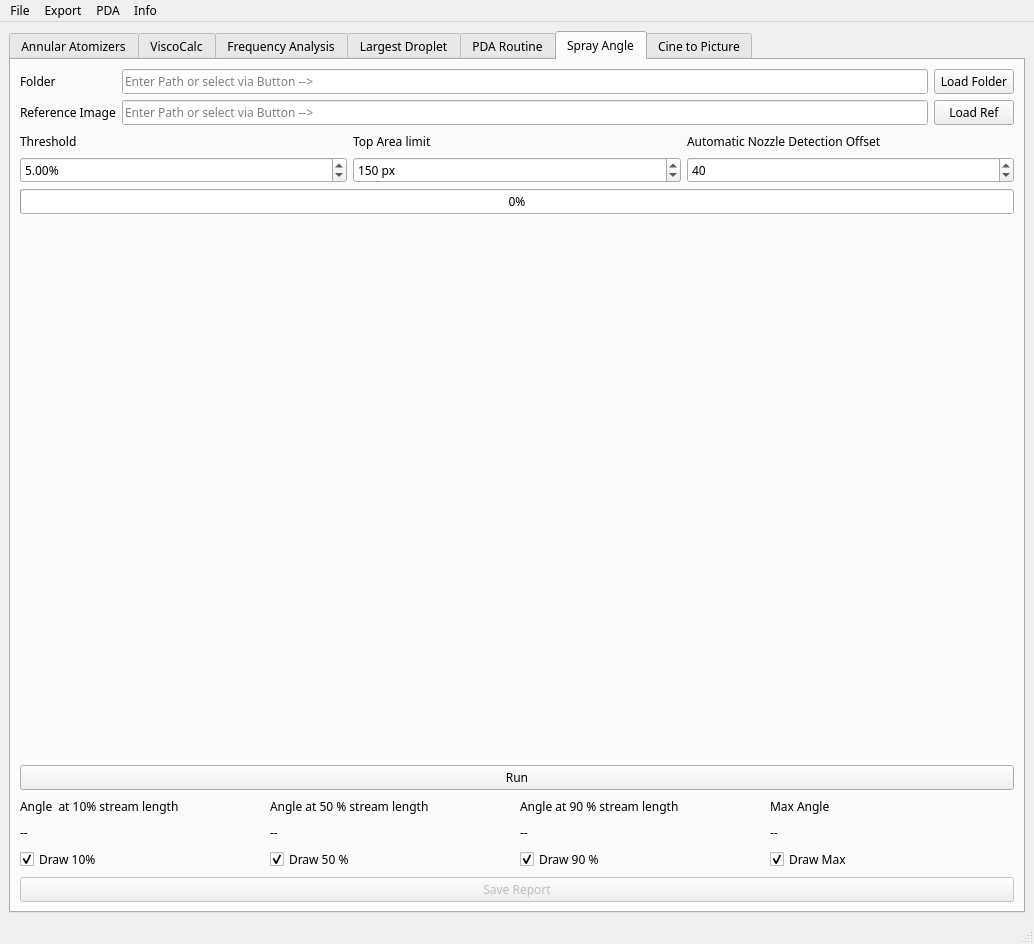
First picture: the form in GUI/mainWindow.ui, repository realize-1337/Atomizer-Toolbox, before the edit.
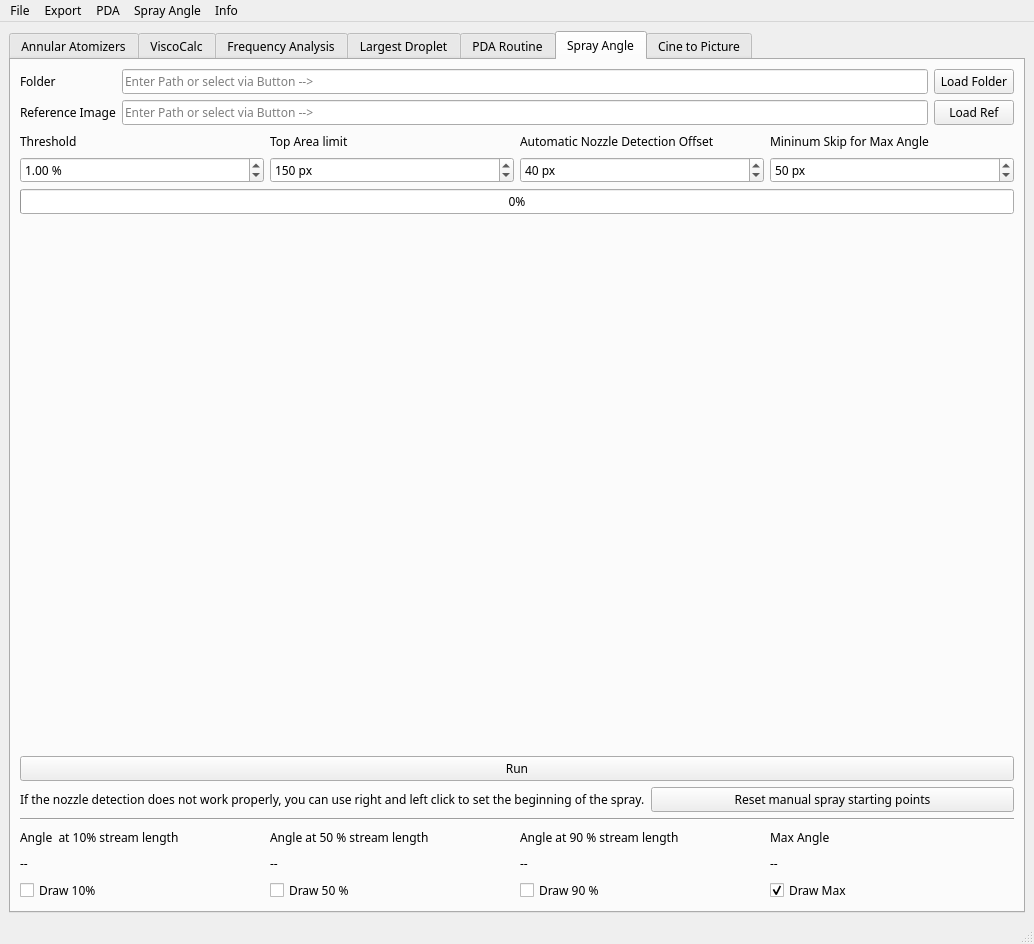
Second picture: the form after the edit. The open tabs and pages were chosen to show the change.

Commit message: reworked spray angle

What changed in the file:
```diff
--- a/GUI/mainWindow.ui
+++ b/GUI/mainWindow.ui
@@ -2169,194 +2169,6 @@
         <string>Spray Angle</string>
        </attribute>
        <layout class="QGridLayout" name="gridLayout_15">
-        <item row="3" column="0">
-         <widget class="QPushButton" name="angleSaveReport">
-          <property name="enabled">
-           <bool>false</bool>
-          </property>
-          <property name="toolTip">
-           <string>To be inplemented.</string>
-          </property>
-          <property name="text">
-           <string>Save Report</string>
-          </property>
-         </widget>
-        </item>
-        <item row="1" column="0">
-         <widget class="QPushButton" name="angleRun">
-          <property name="text">
-           <string>Run</string>
-          </property>
-         </widget>
-        </item>
-        <item row="2" column="0">
-         <layout class="QVBoxLayout" name="verticalLayout_17">
-          <item>
-           <layout class="QHBoxLayout" name="horizontalLayout_23">
-            <item>
-             <layout class="QVBoxLayout" name="verticalLayout_19">
-              <item>
-               <widget class="QLabel" name="label_56">
-                <property name="maximumSize">
-                 <size>
-                  <width>16777215</width>
-                  <height>20</height>
-                 </size>
-                </property>
-                <property name="text">
-                 <string>Angle  at 10% stream length</string>
-                </property>
-               </widget>
-              </item>
-              <item>
-               <widget class="QLabel" name="angle10label">
-                <property name="maximumSize">
-                 <size>
-                  <width>16777215</width>
-                  <height>20</height>
-                 </size>
-                </property>
-                <property name="text">
-                 <string>--</string>
-                </property>
-               </widget>
-              </item>
-              <item>
-               <widget class="QCheckBox" name="angle10">
-                <property name="text">
-                 <string>Draw 10%</string>
-                </property>
-                <property name="checked">
-                 <bool>true</bool>
-                </property>
-               </widget>
-              </item>
-             </layout>
-            </item>
-            <item>
-             <layout class="QVBoxLayout" name="verticalLayout_22">
-              <item>
-               <widget class="QLabel" name="label_58">
-                <property name="maximumSize">
-                 <size>
-                  <width>16777215</width>
-                  <height>20</height>
-                 </size>
-                </property>
-                <property name="text">
-                 <string>Angle at 50 % stream length</string>
-                </property>
-               </widget>
-              </item>
-              <item>
-               <widget class="QLabel" name="angle50label">
-                <property name="maximumSize">
-                 <size>
-                  <width>16777215</width>
-                  <height>20</height>
-                 </size>
-                </property>
-                <property name="text">
-                 <string>--</string>
-                </property>
-               </widget>
-              </item>
-              <item>
-               <widget class="QCheckBox" name="angle50">
-                <property name="text">
-                 <string>Draw 50 %</string>
-                </property>
-                <property name="checked">
-                 <bool>true</bool>
-                </property>
-               </widget>
-              </item>
-             </layout>
-            </item>
-            <item>
-             <layout class="QVBoxLayout" name="verticalLayout_23">
-              <item>
-               <widget class="QLabel" name="label_60">
-                <property name="maximumSize">
-                 <size>
-                  <width>16777215</width>
-                  <height>20</height>
-                 </size>
-                </property>
-                <property name="text">
-                 <string>Angle at 90 % stream length</string>
-                </property>
-               </widget>
-              </item>
-              <item>
-               <widget class="QLabel" name="angle90label">
-                <property name="maximumSize">
-                 <size>
-                  <width>16777215</width>
-                  <height>20</height>
-                 </size>
-                </property>
-                <property name="text">
-                 <string>--</string>
-                </property>
-               </widget>
-              </item>
-              <item>
-               <widget class="QCheckBox" name="angle90">
-                <property name="text">
-                 <string>Draw 90 %</string>
-                </property>
-                <property name="checked">
-                 <bool>true</bool>
-                </property>
-               </widget>
-              </item>
-             </layout>
-            </item>
-            <item>
-             <layout class="QVBoxLayout" name="verticalLayout_21">
-              <item>
-               <widget class="QLabel" name="label_62">
-                <property name="maximumSize">
-                 <size>
-                  <width>16777215</width>
-                  <height>20</height>
-                 </size>
-                </property>
-                <property name="text">
-                 <string>Max Angle</string>
-                </property>
-               </widget>
-              </item>
-              <item>
-               <widget class="QLabel" name="angleMaxlabel">
-                <property name="maximumSize">
-                 <size>
-                  <width>16777215</width>
-                  <height>20</height>
-                 </size>
-                </property>
-                <property name="text">
-                 <string>--</string>
-                </property>
-               </widget>
-              </item>
-              <item>
-               <widget class="QCheckBox" name="angleMax">
-                <property name="text">
-                 <string>Draw Max</string>
-                </property>
-                <property name="checked">
-                 <bool>true</bool>
-                </property>
-               </widget>
-              </item>
-             </layout>
-            </item>
-           </layout>
-          </item>
-         </layout>
-        </item>
         <item row="0" column="0">
          <layout class="QGridLayout" name="gridLayout_14">
           <item row="0" column="0">
@@ -2451,13 +2263,13 @@
                    <string>Minumum spray coverage (5 % if often a good option)</string>
                   </property>
                   <property name="suffix">
-                   <string>%</string>
+                   <string> %</string>
                   </property>
                   <property name="maximum">
                    <double>100.000000000000000</double>
                   </property>
                   <property name="value">
-                   <double>5.000000000000000</double>
+                   <double>1.000000000000000</double>
                   </property>
                  </widget>
                 </item>
@@ -2525,6 +2337,9 @@
                   <property name="toolTip">
                    <string>Change this value if the automatic finding of the spray start does not work properly. Higher Values can solve the problem, if the spray start is detected on the nozzle instead of below it</string>
                   </property>
+                  <property name="suffix">
+                   <string> px</string>
+                  </property>
                   <property name="maximum">
                    <number>1000</number>
                   </property>
@@ -2535,6 +2350,36 @@
                 </item>
                </layout>
               </item>
+              <item>
+               <layout class="QVBoxLayout" name="verticalLayout_14">
+                <item>
+                 <widget class="QLabel" name="label_65">
+                  <property name="maximumSize">
+                   <size>
+                    <width>16777215</width>
+                    <height>20</height>
+                   </size>
+                  </property>
+                  <property name="text">
+                   <string>Mininum Skip for Max Angle</string>
+                  </property>
+                 </widget>
+                </item>
+                <item>
+                 <widget class="QSpinBox" name="minSkipMaxAngle">
+                  <property name="suffix">
+                   <string> px</string>
+                  </property>
+                  <property name="maximum">
+                   <number>1000</number>
+                  </property>
+                  <property name="value">
+                   <number>50</number>
+                  </property>
+                 </widget>
+                </item>
+               </layout>
+              </item>
              </layout>
             </item>
             <item>
@@ -2551,6 +2396,212 @@
           </item>
          </layout>
         </item>
+        <item row="1" column="0">
+         <widget class="QPushButton" name="angleRun">
+          <property name="text">
+           <string>Run</string>
+          </property>
+         </widget>
+        </item>
+        <item row="4" column="0">
+         <layout class="QVBoxLayout" name="verticalLayout_17">
+          <item>
+           <layout class="QHBoxLayout" name="horizontalLayout_23">
+            <item>
+             <layout class="QVBoxLayout" name="verticalLayout_19">
+              <item>
+               <widget class="QLabel" name="label_56">
+                <property name="maximumSize">
+                 <size>
+                  <width>16777215</width>
+                  <height>20</height>
+                 </size>
+                </property>
+                <property name="text">
+                 <string>Angle  at 10% stream length</string>
+                </property>
+               </widget>
+              </item>
+              <item>
+               <widget class="QLabel" name="angle10label">
+                <property name="maximumSize">
+                 <size>
+                  <width>16777215</width>
+                  <height>20</height>
+                 </size>
+                </property>
+                <property name="text">
+                 <string>--</string>
+                </property>
+               </widget>
+              </item>
+              <item>
+               <widget class="QCheckBox" name="angle10">
+                <property name="text">
+                 <string>Draw 10%</string>
+                </property>
+                <property name="checked">
+                 <bool>false</bool>
+                </property>
+               </widget>
+              </item>
+             </layout>
+            </item>
+            <item>
+             <layout class="QVBoxLayout" name="verticalLayout_22">
+              <item>
+               <widget class="QLabel" name="label_58">
+                <property name="maximumSize">
+                 <size>
+                  <width>16777215</width>
+                  <height>20</height>
+                 </size>
+                </property>
+                <property name="text">
+                 <string>Angle at 50 % stream length</string>
+                </property>
+               </widget>
+              </item>
+              <item>
+               <widget class="QLabel" name="angle50label">
+                <property name="maximumSize">
+                 <size>
+                  <width>16777215</width>
+                  <height>20</height>
+                 </size>
+                </property>
+                <property name="text">
+                 <string>--</string>
+                </property>
+               </widget>
+              </item>
+              <item>
+               <widget class="QCheckBox" name="angle50">
+                <property name="text">
+                 <string>Draw 50 %</string>
+                </property>
+                <property name="checked">
+                 <bool>false</bool>
+                </property>
+               </widget>
+              </item>
+             </layout>
+            </item>
+            <item>
+             <layout class="QVBoxLayout" name="verticalLayout_23">
+              <item>
+               <widget class="QLabel" name="label_60">
+                <property name="maximumSize">
+                 <size>
+                  <width>16777215</width>
+                  <height>20</height>
+                 </size>
+                </property>
+                <property name="text">
+                 <string>Angle at 90 % stream length</string>
+                </property>
+               </widget>
+              </item>
+              <item>
+               <widget class="QLabel" name="angle90label">
+                <property name="maximumSize">
+                 <size>
+                  <width>16777215</width>
+                  <height>20</height>
+                 </size>
+                </property>
+                <property name="text">
+                 <string>--</string>
+                </property>
+               </widget>
+              </item>
+              <item>
+               <widget class="QCheckBox" name="angle90">
+                <property name="text">
+                 <string>Draw 90 %</string>
+                </property>
+                <property name="checked">
+                 <bool>false</bool>
+                </property>
+               </widget>
+              </item>
+             </layout>
+            </item>
+            <item>
+             <layout class="QVBoxLayout" name="verticalLayout_21">
+              <item>
+               <widget class="QLabel" name="maxAngleDesc">
+                <property name="maximumSize">
+                 <size>
+                  <width>16777215</width>
+                  <height>20</height>
+                 </size>
+                </property>
+                <property name="text">
+                 <string>Max Angle</string>
+                </property>
+               </widget>
+              </item>
+              <item>
+               <widget class="QLabel" name="angleMaxlabel">
+                <property name="maximumSize">
+                 <size>
+                  <width>16777215</width>
+                  <height>20</height>
+                 </size>
+                </property>
+                <property name="text">
+                 <string>--</string>
+                </property>
+               </widget>
+              </item>
+              <item>
+               <widget class="QCheckBox" name="angleMax">
+                <property name="text">
+                 <string>Draw Max</string>
+                </property>
+                <property name="checked">
+                 <bool>true</bool>
+                </property>
+               </widget>
+              </item>
+             </layout>
+            </item>
+           </layout>
+          </item>
+         </layout>
+        </item>
+        <item row="2" column="0">
+         <layout class="QHBoxLayout" name="horizontalLayout_19">
+          <item>
+           <widget class="QLabel" name="label_61">
+            <property name="maximumSize">
+             <size>
+              <width>16777215</width>
+              <height>20</height>
+             </size>
+            </property>
+            <property name="text">
+             <string>If the nozzle detection does not work properly, you can use right and left click to set the beginning of the spray.</string>
+            </property>
+           </widget>
+          </item>
+          <item>
+           <widget class="QPushButton" name="resetSprayPoints">
+            <property name="text">
+             <string>Reset manual spray starting points</string>
+            </property>
+           </widget>
+          </item>
+         </layout>
+        </item>
+        <item row="3" column="0">
+         <widget class="Line" name="line_10">
+          <property name="orientation">
+           <enum>Qt::Horizontal</enum>
+          </property>
+         </widget>
+        </item>
        </layout>
       </widget>
       <widget class="QWidget" name="tab_4">
@@ -2678,9 +2729,17 @@
     <addaction name="actionGenerate_Full_Export"/>
     <addaction name="actionGenerate_and_save_Diagrams"/>
    </widget>
+   <widget class="QMenu" name="menuSpray_Angle">
+    <property name="title">
+     <string>Spray Angle</string>
+    </property>
+    <addaction name="actionNormalized_Propabilty_Map"/>
+    <addaction name="actionMax_Width_Mode"/>
+   </widget>
    <addaction name="menuFile"/>
    <addaction name="menuSetting"/>
    <addaction name="menuPDA"/>
+   <addaction name="menuSpray_Angle"/>
    <addaction name="menuInfo"/>
   </widget>
   <widget class="QStatusBar" name="statusbar"/>
```
Left out of the diff: 33 changed lines with no effect on the pictures. The commit also changes 6 other files.
